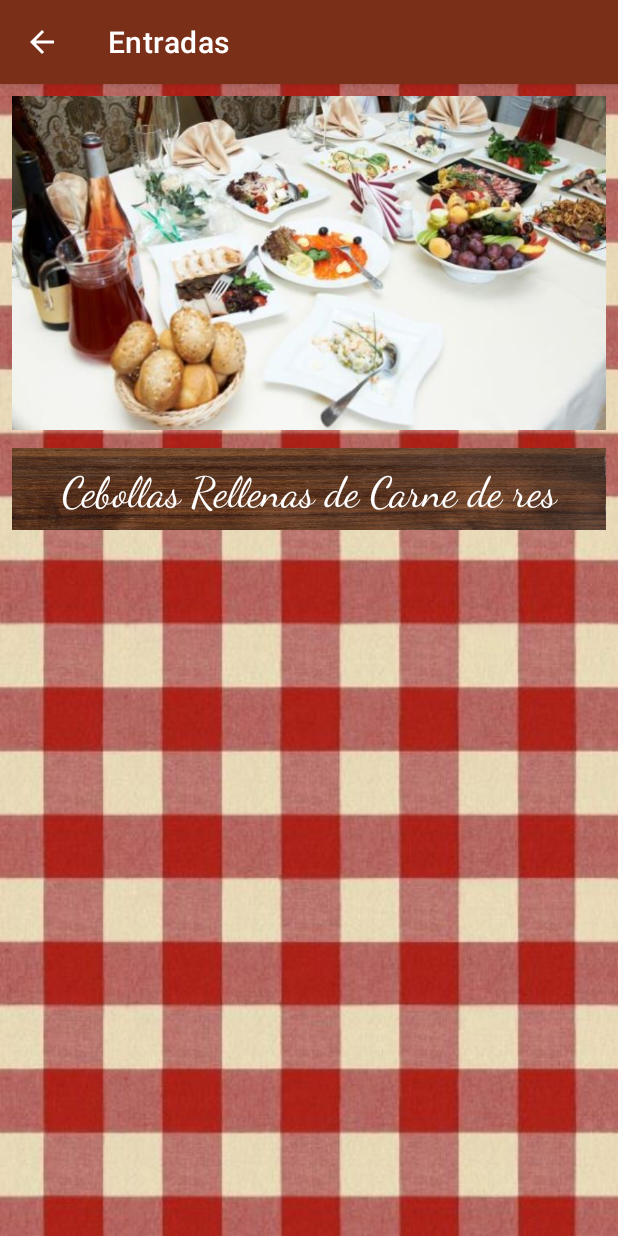
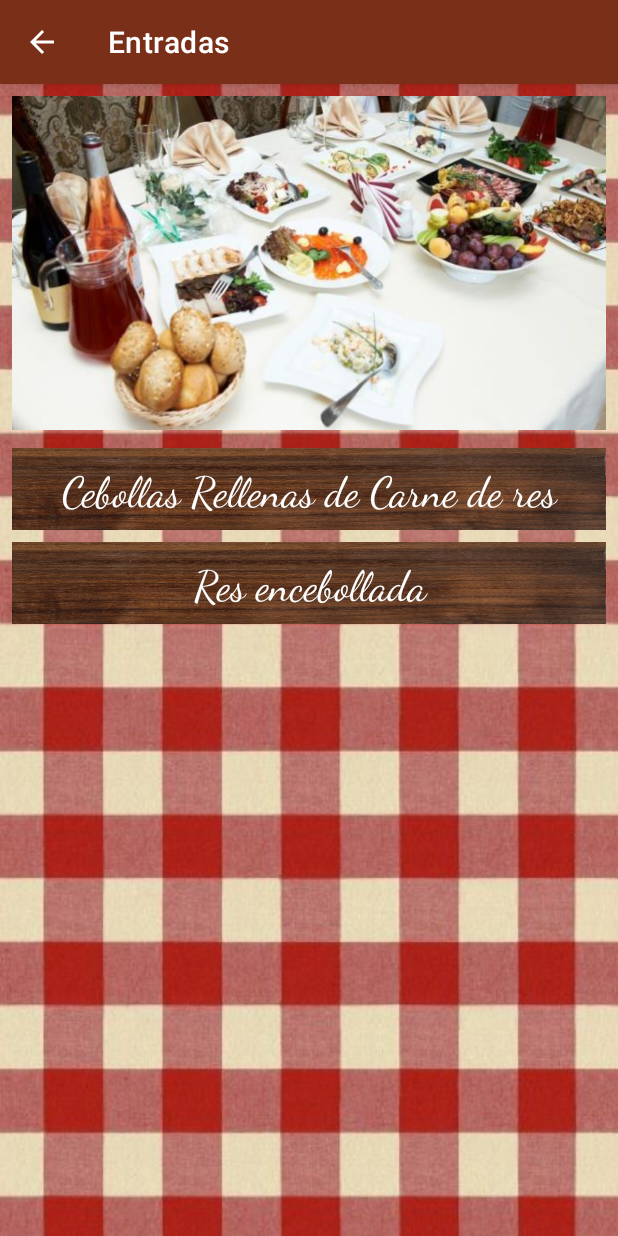
Before and after one commit to geekmaster69/Cocina_Rapida, an Android app: the EntradasActivity screen opened directly, with no data from a screen before it, on a phone screen of 412 x 824 dp. Run offline under Robolectric (Android 15) with nearby library versions, the phone set to English and light mode, and no system bars.

Commit message:
nuevo formato

```diff
--- a/app/src/main/java/com/example/cocinarapida/EntradasActivity.kt
+++ b/app/src/main/java/com/example/cocinarapida/EntradasActivity.kt
@@ -9,7 +9,6 @@ import com.example.cocinarapida.adapter.ReceipeClickListener
 import com.example.cocinarapida.adapter.RecipeAdapter
 import com.example.cocinarapida.databinding.ActivityEntradasBinding
 import java.io.Serializable
-import java.util.ArrayList
 
 class EntradasActivity : AppCompatActivity(), ReceipeClickListener {
     private lateinit var binding: ActivityEntradasBinding
@@ -45,7 +44,34 @@ class EntradasActivity : AppCompatActivity(), ReceipeClickListener {
                         R.drawable.cebolla_morada_corte,
                         "Así es como debe verse la cebolla cuando la cortes, después separas capa por capa")
                 )
-            )
+            ),
+            Recipe(
+                "Res encebollada",
+                R.drawable.res_encebollada,
+                arrayListOf(
+                    Ingredient("4 cebollas"),
+                    Ingredient("3 dientes de ajo"),
+                    Ingredient("3 cucharadas de aceite"),
+                    Ingredient("500g de filete de res"),
+                    Ingredient("1 cucharada de fécula de maíz"),
+                    Ingredient("1 cucharadita de azúcar"),
+                    Ingredient("4 cucharadas de soya"),
+                    Ingredient("100ml de agua"),
+                    Ingredient("2 ramas de perejil")
+                ),
+                arrayListOf(
+                    Ingredient("milanesa de res (Sustitulle fielete)")
+                ),
+                arrayListOf(
+                    Ingredient(getString(R.string.no_optios))
+                ),
+                getString(R.string.preparation_res_encebollada),
+                arrayListOf(
+                    Help("Corte de Cebolla",
+                        R.drawable.help_cebolla_rodajas,
+                        "Así es como debe verse la cebolla cuando la cortes")
+                )
+            ),
         )
 
         recipeAdapter = RecipeAdapter(recipeList, this)
@@ -54,7 +80,6 @@ class EntradasActivity : AppCompatActivity(), ReceipeClickListener {
             adapter = recipeAdapter
         }
     }
-
 
     override fun onOptionsItemSelected(item: MenuItem): Boolean {
         if (item.itemId == android.R.id.home){
@@ -86,6 +111,5 @@ class EntradasActivity : AppCompatActivity(), ReceipeClickListener {
         intent.putExtra("preparation", recipe.process)
 
         startActivity(intent)
-
     }
 }
--- a/app/src/main/java/com/example/cocinarapida/ParaDosActivity.kt
+++ b/app/src/main/java/com/example/cocinarapida/ParaDosActivity.kt
@@ -46,7 +46,7 @@ class ParaDosActivity : AppCompatActivity(), ReceipeClickListener{
             ),
             Recipe(
                 "Carne de Res a la Cerveza",
-                R.drawable.lomo_papas_pesto,
+                R.drawable.carne_res_cerveza,
                 arrayListOf(
                     Ingredient("20g de mantequilla"),
                     Ingredient("2 cucharadas de aceite"),
--- a/app/src/main/java/com/example/cocinarapida/Recipe.kt
+++ b/app/src/main/java/com/example/cocinarapida/Recipe.kt
@@ -3,5 +3,5 @@ package com.example.cocinarapida
 import java.io.Serializable
 
 data class Recipe(val title: String, val image: Int, val ingredients: ArrayList<Ingredient>,
-                  val optional: ArrayList<Ingredient>, val substitutes: ArrayList<Ingredient>,
+                  val substitutes: ArrayList<Ingredient>, val optional: ArrayList<Ingredient>,
                   val process: String, val help: ArrayList<Help>):Serializable
--- a/app/src/main/res/values/strings.xml
+++ b/app/src/main/res/values/strings.xml
@@ -992,5 +992,10 @@
         3-Agrega la carne picada en trozos medianos y mezcla por 5 min a fuego medio.\n\n
         4-Agrega la cerveza, la harina, las hiervas de olor, sal y pimienta al gusto y tapa la olla. Deja calentar a fuego bajo durante 2hrs 30 min.\n\n
         5-Sirve caliente, agrega un poco de mostaza.</string>
+    <string name="preparation_res_encebollada">
+        1-Corta la cebolla y el ajo en rodajas y fríelas con el aceite a fuego medio por 3 min.\n\n
+        2-corta la carne en trozos medianos y agrégalos al sartén. Fríelos por 5 min a fuego alto.\n\n
+        3-Agra la fécula de miz, el azúcar, la salsa de soya, el agua y mezcla durante 15 min a fuego bajo.\n\n
+        4-Sirve. Agrega hojas de perejil para decorar.</string>
 
 </resources>
```
Also changed, not shown: app/src/main/res/drawable/carne_res_cerveza.jpg (added), app/src/main/res/drawable/help_cebolla_rodajas.jpg (added), app/src/main/res/drawable/res_encebollada.jpg (added).
